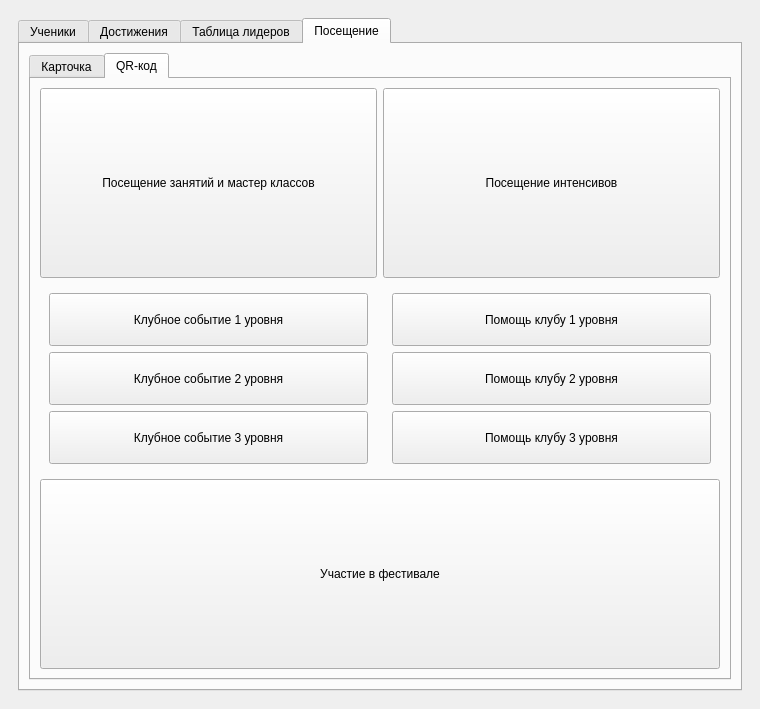
This is main_ui_proba.ui in Dimarom4/SmartQube as Qt 5 draws it before an edit. The edited form follows.
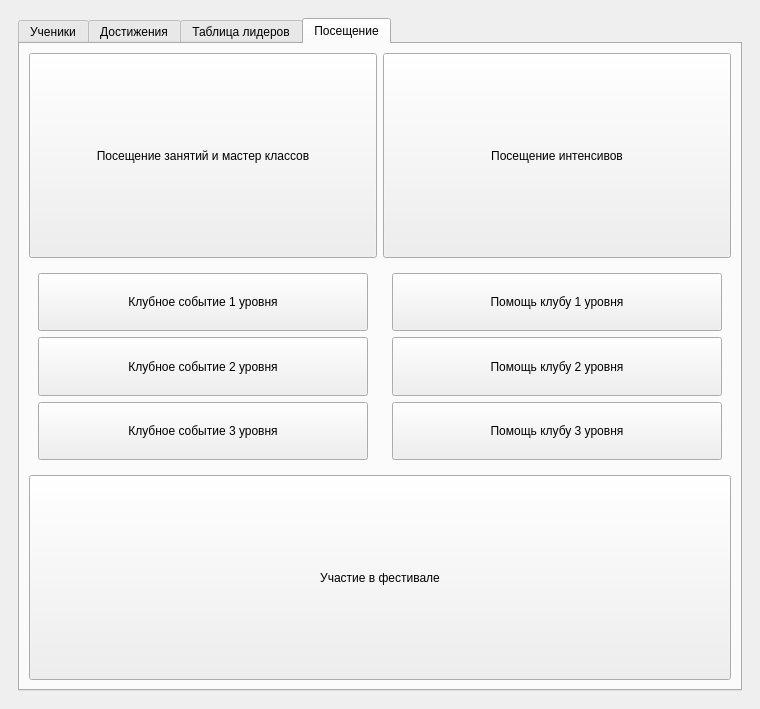
This is the edited form. Icons and pictures are not drawn.

What changed in the file:
```diff
--- a/main_ui_proba.ui
+++ b/main_ui_proba.ui
@@ -743,16 +743,6 @@
            <attribute name="title">
             <string>Посещение</string>
            </attribute>
-           <layout class="QGridLayout" name="gridLayout_5">
-            <item row="0" column="0">
-             <widget class="QTabWidget" name="tabWidget_2">
-              <property name="currentIndex">
-               <number>1</number>
-              </property>
-              <widget class="QWidget" name="tab">
-               <attribute name="title">
-                <string>Карточка</string>
-               </attribute>
                <layout class="QGridLayout" name="gridLayout">
                 <item row="1" column="1">
                  <widget class="QWidget" name="widget_3" native="true">
@@ -799,6 +789,32 @@
                   </layout>
                  </widget>
                 </item>
+            <item row="0" column="1">
+             <widget class="QPushButton" name="pushButton_intensiv">
+              <property name="sizePolicy">
+               <sizepolicy hsizetype="Preferred" vsizetype="Preferred">
+                <horstretch>0</horstretch>
+                <verstretch>0</verstretch>
+               </sizepolicy>
+              </property>
+              <property name="text">
+               <string>Посещение интенсивов</string>
+              </property>
+             </widget>
+            </item>
+            <item row="0" column="0">
+             <widget class="QPushButton" name="pushButton_lesson">
+              <property name="sizePolicy">
+               <sizepolicy hsizetype="Preferred" vsizetype="Preferred">
+                <horstretch>0</horstretch>
+                <verstretch>0</verstretch>
+               </sizepolicy>
+              </property>
+              <property name="text">
+               <string>Посещение занятий и мастер классов</string>
+              </property>
+             </widget>
+            </item>
                 <item row="1" column="0">
                  <widget class="QWidget" name="widget_2" native="true">
                   <layout class="QVBoxLayout" name="verticalLayout">
@@ -844,33 +860,7 @@
                   </layout>
                  </widget>
                 </item>
-                <item row="0" column="0">
-                 <widget class="QPushButton" name="pushButton_lesson">
-                  <property name="sizePolicy">
-                   <sizepolicy hsizetype="Preferred" vsizetype="Preferred">
-                    <horstretch>0</horstretch>
-                    <verstretch>0</verstretch>
-                   </sizepolicy>
-                  </property>
-                  <property name="text">
-                   <string>Посещение занятий и мастер классов</string>
-                  </property>
-                 </widget>
-                </item>
-                <item row="0" column="1">
-                 <widget class="QPushButton" name="pushButton_intensiv">
-                  <property name="sizePolicy">
-                   <sizepolicy hsizetype="Preferred" vsizetype="Preferred">
-                    <horstretch>0</horstretch>
-                    <verstretch>0</verstretch>
-                   </sizepolicy>
-                  </property>
-                  <property name="text">
-                   <string>Посещение интенсивов</string>
-                  </property>
-                 </widget>
-                </item>
-                <item row="2" column="0" colspan="2">
+            <item row="4" column="0" colspan="2">
                  <widget class="QPushButton" name="pushButton_festival">
                   <property name="sizePolicy">
                    <sizepolicy hsizetype="Preferred" vsizetype="Preferred">
@@ -881,146 +871,6 @@
                   <property name="text">
                    <string>Участие в фестивале</string>
                   </property>
-                 </widget>
-                </item>
-               </layout>
-              </widget>
-              <widget class="QWidget" name="tab_2">
-               <attribute name="title">
-                <string>QR-код</string>
-               </attribute>
-               <layout class="QGridLayout" name="gridLayout_8">
-                <item row="1" column="0">
-                 <widget class="QWidget" name="widget_4" native="true">
-                  <layout class="QGridLayout" name="gridLayout_9">
-                   <item row="1" column="0">
-                    <widget class="QPushButton" name="pushButton_3">
-                     <property name="sizePolicy">
-                      <sizepolicy hsizetype="Preferred" vsizetype="Preferred">
-                       <horstretch>0</horstretch>
-                       <verstretch>0</verstretch>
-                      </sizepolicy>
-                     </property>
-                     <property name="text">
-                      <string>Клубное событие 2 уровня</string>
-                     </property>
-                    </widget>
-                   </item>
-                   <item row="0" column="0">
-                    <widget class="QPushButton" name="pushButton_5">
-                     <property name="sizePolicy">
-                      <sizepolicy hsizetype="Preferred" vsizetype="Preferred">
-                       <horstretch>0</horstretch>
-                       <verstretch>0</verstretch>
-                      </sizepolicy>
-                     </property>
-                     <property name="text">
-                      <string>Клубное событие 1 уровня</string>
-                     </property>
-                    </widget>
-                   </item>
-                   <item row="2" column="0">
-                    <widget class="QPushButton" name="pushButton_6">
-                     <property name="sizePolicy">
-                      <sizepolicy hsizetype="Preferred" vsizetype="Preferred">
-                       <horstretch>0</horstretch>
-                       <verstretch>0</verstretch>
-                      </sizepolicy>
-                     </property>
-                     <property name="text">
-                      <string>Клубное событие 3 уровня</string>
-                     </property>
-                    </widget>
-                   </item>
-                  </layout>
-                 </widget>
-                </item>
-                <item row="1" column="1">
-                 <widget class="QWidget" name="widget_5" native="true">
-                  <layout class="QGridLayout" name="gridLayout_10">
-                   <item row="0" column="0">
-                    <widget class="QPushButton" name="pushButton_4">
-                     <property name="sizePolicy">
-                      <sizepolicy hsizetype="Preferred" vsizetype="Preferred">
-                       <horstretch>0</horstretch>
-                       <verstretch>0</verstretch>
-                      </sizepolicy>
-                     </property>
-                     <property name="text">
-                      <string>Помощь клубу 1 уровня</string>
-                     </property>
-                    </widget>
-                   </item>
-                   <item row="2" column="0">
-                    <widget class="QPushButton" name="pushButton_7">
-                     <property name="sizePolicy">
-                      <sizepolicy hsizetype="Preferred" vsizetype="Preferred">
-                       <horstretch>0</horstretch>
-                       <verstretch>0</verstretch>
-                      </sizepolicy>
-                     </property>
-                     <property name="text">
-                      <string>Помощь клубу 3 уровня</string>
-                     </property>
-                    </widget>
-                   </item>
-                   <item row="1" column="0">
-                    <widget class="QPushButton" name="pushButton_8">
-                     <property name="sizePolicy">
-                      <sizepolicy hsizetype="Preferred" vsizetype="Preferred">
-                       <horstretch>0</horstretch>
-                       <verstretch>0</verstretch>
-                      </sizepolicy>
-                     </property>
-                     <property name="text">
-                      <string>Помощь клубу 2 уровня</string>
-                     </property>
-                    </widget>
-                   </item>
-                  </layout>
-                 </widget>
-                </item>
-                <item row="0" column="0">
-                 <widget class="QPushButton" name="pushButton">
-                  <property name="sizePolicy">
-                   <sizepolicy hsizetype="Preferred" vsizetype="Preferred">
-                    <horstretch>0</horstretch>
-                    <verstretch>0</verstretch>
-                   </sizepolicy>
-                  </property>
-                  <property name="text">
-                   <string>Посещение занятий и мастер классов</string>
-                  </property>
-                 </widget>
-                </item>
-                <item row="0" column="1">
-                 <widget class="QPushButton" name="pushButton_2">
-                  <property name="sizePolicy">
-                   <sizepolicy hsizetype="Preferred" vsizetype="Preferred">
-                    <horstretch>0</horstretch>
-                    <verstretch>0</verstretch>
-                   </sizepolicy>
-                  </property>
-                  <property name="text">
-                   <string>Посещение интенсивов</string>
-                  </property>
-                 </widget>
-                </item>
-                <item row="2" column="0" colspan="2">
-                 <widget class="QPushButton" name="pushButton_9">
-                  <property name="sizePolicy">
-                   <sizepolicy hsizetype="Minimum" vsizetype="Preferred">
-                    <horstretch>0</horstretch>
-                    <verstretch>0</verstretch>
-                   </sizepolicy>
-                  </property>
-                  <property name="text">
-                   <string>Участие в фестивале</string>
-                  </property>
-                 </widget>
-                </item>
-               </layout>
-              </widget>
              </widget>
             </item>
            </layout>
```
Lines whose indentation alone changed are shown as unchanged.
